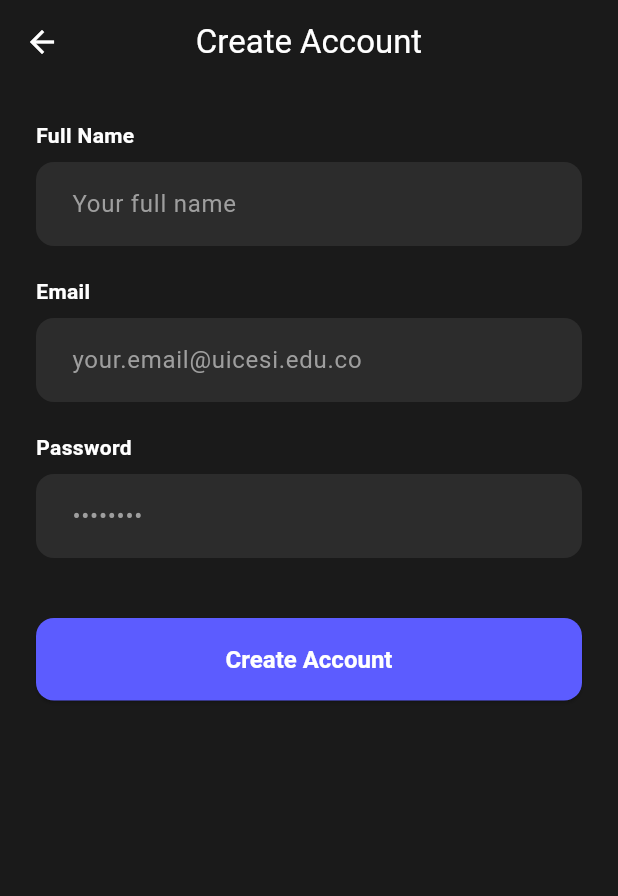
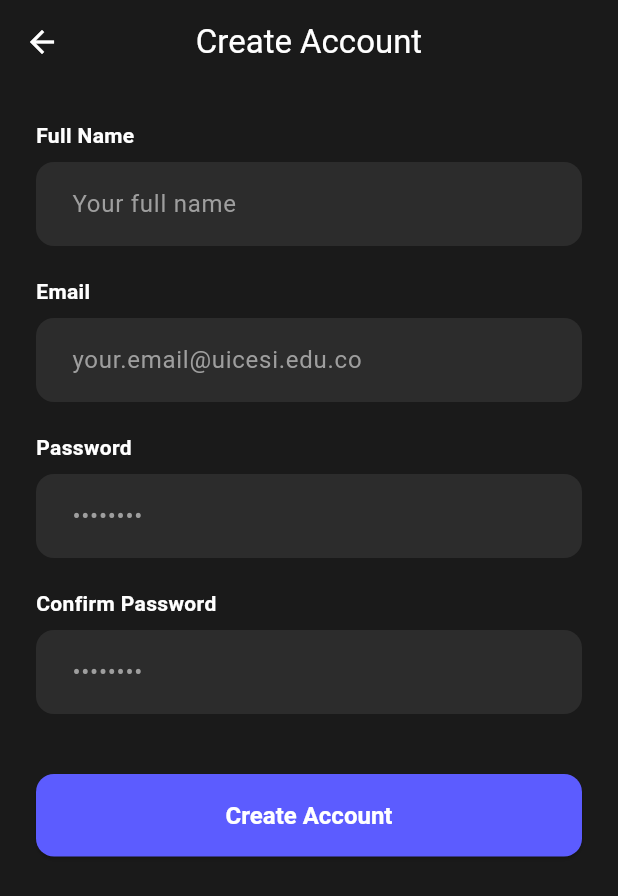
Before and after one commit to Juanda-2880/icesi_score, a Flutter app: the RegisterScreen screen opened directly, on a phone screen of 412 x 824 dp. Shown: the top 896 px of the screen. Run offline on Flutter 3.47's test engine with Material 3 defaults, Android fonts, the phone set to English and light mode, and no system bars; our stand-ins replace jwt_decoder, shared_preferences; missing offline and left inert: amplify_auth_cognito, amplify_flutter; accounts and stored records are empty.

```diff
--- a/icesi_score/lib/amplifyconfiguration.dart
+++ b/icesi_score/lib/amplifyconfiguration.dart
@@ -6,8 +6,8 @@ const amplifyconfig = ''' {
             "awsCognitoAuthPlugin": {
                 "CognitoUserPool": {
                     "Default": {
-                        "PoolId": "us-east-2_a5iZfTTcM",
-                        "AppClientId": "399d8jb0uuv2eidbh4gkeug3ei",
+                        "PoolId": "us-east-2_YN57MAbDx",
+                        "AppClientId": "23d18bgp39im7pc6od86ber6gi",
                         "Region": "us-east-2"
                     }
                 },
--- a/icesi_score/lib/screens/register_screen.dart
+++ b/icesi_score/lib/screens/register_screen.dart
@@ -13,9 +13,22 @@ class _RegisterScreenState extends State<RegisterScreen> {
   final _nameController = TextEditingController();
   final _emailController = TextEditingController();
   final _passwordController = TextEditingController();
+  final _confirmPasswordController = TextEditingController(); // NUEVO CAMPO
+
   bool _isLoading = false;
 
   Future<void> _signUp() async {
+    // 1. VALIDACIÓN LOCAL: Verificar que las contraseñas coincidan
+    if (_passwordController.text != _confirmPasswordController.text) {
+      ScaffoldMessenger.of(context).showSnackBar(
+        const SnackBar(
+          content: Text('Las contraseñas no coinciden. Intenta de nuevo.'),
+          backgroundColor: Colors.red,
+        ),
+      );
+      return; // Detiene la ejecución aquí, no llama a AWS
+    }
+
     setState(() => _isLoading = true);
     try {
       await Amplify.Auth.signUp(
@@ -30,7 +43,6 @@ class _RegisterScreenState extends State<RegisterScreen> {
       );
 
       if (mounted) {
-        // Redirigir enviando correo y contraseña para el auto-login
         Navigator.push(
           context,
           MaterialPageRoute(
@@ -103,6 +115,22 @@ class _RegisterScreenState extends State<RegisterScreen> {
               obscureText: true,
               decoration: const InputDecoration(hintText: '••••••••'),
             ),
+            const SizedBox(height: 20),
+
+            // NUEVO CAMPO VISUAL
+            const Text(
+              'Confirm Password',
+              style: TextStyle(
+                color: Colors.white,
+                fontWeight: FontWeight.bold,
+              ),
+            ),
+            const SizedBox(height: 8),
+            TextField(
+              controller: _confirmPasswordController,
+              obscureText: true,
+              decoration: const InputDecoration(hintText: '••••••••'),
+            ),
             const SizedBox(height: 40),
 
             _isLoading
```
Also changed, not shown: 1 other file.
